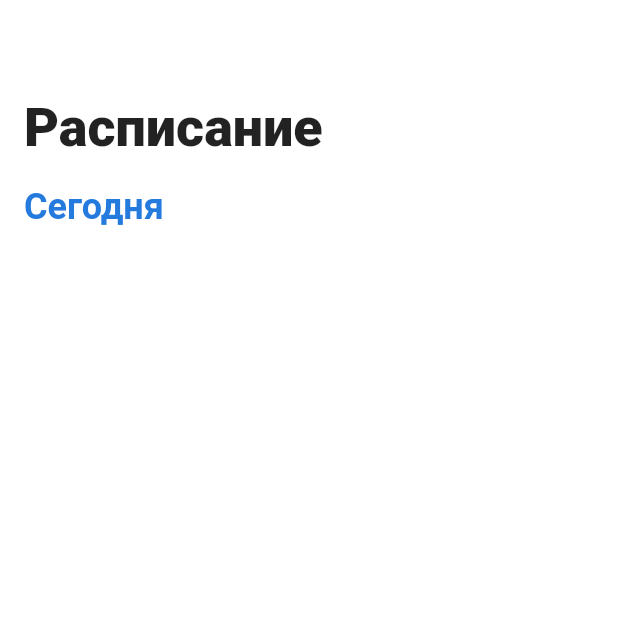
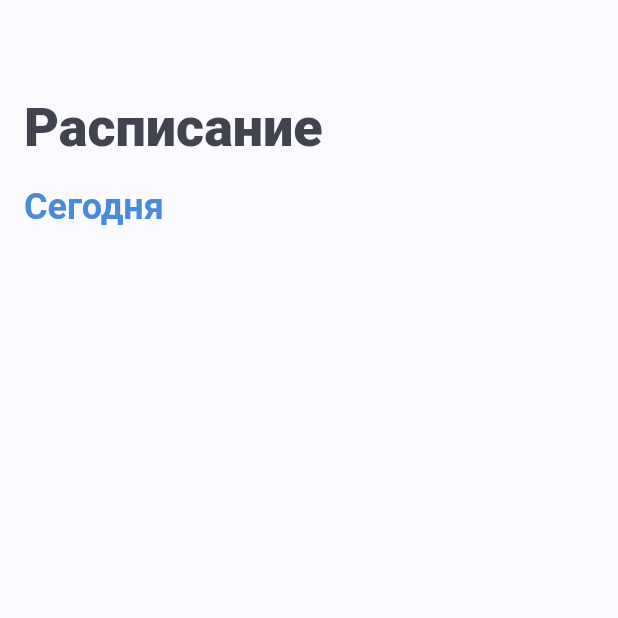
Before and after one commit to StarProxima/CampApp, a Flutter app: the TimeTable screen opened directly, on a phone screen of 412 x 824 dp, the top half of it. Run offline on Flutter 3.47's test engine with Material 2 defaults, Android fonts, the phone set to English and light mode, and no system bars; our stand-ins replace file_picker, flutter_chat_types, image_picker, open_file, url_launcher_web; missing offline and left inert: dart:ffi, flutter_chat_ui, image_picker_for_web, mobile_scanner; network calls fail.

```diff
--- a/admin_panel/lib/app_colors.dart
+++ b/admin_panel/lib/app_colors.dart
@@ -1,10 +1,10 @@
 import 'package:flutter/material.dart';
 
 class AppColors {
-  static Color primary = const Color(0xff257ADE);
-  static Color border = const Color(0xffEDEDED);
-  static Color background = const Color(0xffFFFFFF);
-  static Color textDark = const Color(0xff181818);
-  static Color textGray = const Color(0xFFA8A8A8);
+  static Color primary = const Color(0xff498BDA);
+  static Color border = const Color(0xffEDF0F9);
+  static Color background = const Color(0xffFBFBFF);
+  static Color textDark = const Color(0xff41434F);
+  static Color textGray = const Color(0xFF9DAEC2);
   static Color shadow = const Color(0x33BCBCBC);
 }
--- a/admin_panel/lib/review_card.dart
+++ b/admin_panel/lib/review_card.dart
@@ -61,7 +61,7 @@ class _ReviewCardState extends State<ReviewCard> {
               height: 8,
             ),
             Text(widget.model.comment!,
-                style: TextStyle(color: AppColors.textDark, fontSize: 16, fontWeight: FontWeight.w600)),
+                style: TextStyle(color: AppColors.textGray, fontSize: 16, fontWeight: FontWeight.w600)),
           ];
     return Container(
       padding: const EdgeInsets.all(8),
--- a/camp_app/lib/event_page.dart
+++ b/camp_app/lib/event_page.dart
@@ -24,8 +24,7 @@ class _EventPage extends State<EventPage> {
           // crossAxisAlignment: CrossAxisAlignment.start,
           // ignore: prefer_const_literals_to_create_immutables
           children: [
-            Expanded(
-              child: Container(
+            Container(
               //alignment: Alignment.topCenter,
               // width: MediaQuery.of(context).size.width,
               //height: 500,
@@ -36,7 +35,6 @@ class _EventPage extends State<EventPage> {
                 colorFilter: ColorFilter.mode(Colors.black.withOpacity(0.2), BlendMode.darken),
                 image: AppImages.event,
               )),
-              ),
             ),
             SafeArea(
               child: Container(
@@ -102,7 +100,7 @@ class _EventPage extends State<EventPage> {
                                   'Когда человек встает с кровати, его организм какое-то время находится в переходном режиме – от бездействия к активности. \nУтренняя гимнастика помогает быстрее выполнить это переключение, настроиться на активную работу. Ее благотворное влияние на здоровье невозможно переоценить.',
                                   textAlign: TextAlign.justify,
                                   style: TextStyle(
-                                    color: AppColors.textDark,
+                                    color: AppColors.textGray,
                                     fontWeight: FontWeight.w500,
                                     fontSize: 16,
                                   ),
--- a/camp_app/lib/generated_plugin_registrant.dart
+++ b/camp_app/lib/generated_plugin_registrant.dart
@@ -4,7 +4,6 @@
 
 // ignore_for_file: directives_ordering
 // ignore_for_file: lines_longer_than_80_chars
-// ignore_for_file: depend_on_referenced_packages
 
 import 'package:file_picker/_internal/file_picker_web.dart';
 import 'package:image_picker_for_web/image_picker_for_web.dart';
--- a/camp_app/lib/styles/app_colors.dart
+++ b/camp_app/lib/styles/app_colors.dart
@@ -1,10 +1,10 @@
 import 'package:flutter/material.dart';
 
 class AppColors {
-  static Color primary = const Color(0xff257ADE);
-  static Color border = const Color(0xffEDEDED);
-  static Color background = const Color(0xffFFFFFF);
-  static Color textDark = const Color(0xff181818);
-  static Color textGray = const Color(0xFFA8A8A8);
+  static Color primary = const Color(0xff498BDA);
+  static Color border = const Color(0xffEDF0F9);
+  static Color background = const Color(0xffFBFBFF);
+  static Color textDark = const Color(0xff41434F);
+  static Color textGray = const Color(0xFF9DAEC2);
   static Color shadow = const Color(0x33BCBCBC);
 }
--- a/camp_app/lib/timetable/timetable.dart
+++ b/camp_app/lib/timetable/timetable.dart
@@ -44,14 +44,11 @@ class _TimeTableState extends State<TimeTable> {
           const SizedBox(
             height: 64,
           ),
-          const Padding(
-            padding: EdgeInsets.only(left: 16, right: 16),
+          Padding(
+            padding: const EdgeInsets.only(left: 16, right: 16),
             child: Text(
               "Расписание",
-              style: TextStyle(
-                fontWeight: FontWeight.w800,
-                fontSize: 36,
-              ),
+              style: TextStyle(fontWeight: FontWeight.w800, fontSize: 36, color: AppColors.textDark),
               textAlign: TextAlign.left,
             ),
           ),
```
Also changed, not shown: admin_panel/lib/staticstic_widget.dart (+3 -4 lines), camp_app/lib/award.dart (+8 -15 lines), camp_app/lib/timetable/activity_page.dart (+5 -7 lines), camp_app/lib/ui/awards_page.dart (+8 -10 lines), 3 other files. Lines whose indentation alone changed are shown as unchanged.
